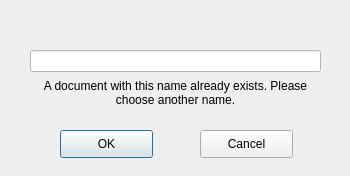
First picture: the form in client/ChooseName.ui, repository anphetamina/CoText, before the edit.
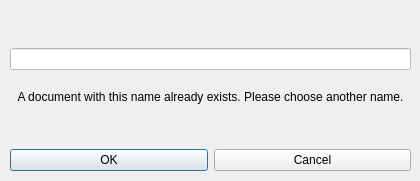
Second picture: the form after the edit.

Commit message: 1. userListToggle is now a ClickableLabel to emit clicked() and show userList on the right. 2. Update all widgets layouts to be responsive 3.TODO: userWidget + userWidgetEdit

```diff
--- a/client/ChooseName.ui
+++ b/client/ChooseName.ui
@@ -6,8 +6,8 @@
    <rect>
     <x>0</x>
     <y>0</y>
-    <width>350</width>
-    <height>176</height>
+    <width>420</width>
+    <height>181</height>
    </rect>
   </property>
   <property name="windowTitle">
@@ -16,51 +16,34 @@
   <property name="styleSheet">
    <string notr="true">QLineEdit{ background-color: white;} </string>
   </property>
-  <widget class="QLineEdit" name="lineEdit">
+  <widget class="QWidget" name="verticalLayoutWidget">
    <property name="geometry">
     <rect>
-     <x>30</x>
-     <y>50</y>
-     <width>291</width>
-     <height>22</height>
+     <x>10</x>
+     <y>10</y>
+     <width>401</width>
+     <height>161</height>
     </rect>
    </property>
-  </widget>
-  <widget class="QPushButton" name="pushButton_ok">
-   <property name="geometry">
-    <rect>
-     <x>60</x>
-     <y>130</y>
-     <width>93</width>
-     <height>28</height>
-    </rect>
-   </property>
-   <property name="text">
-    <string>OK</string>
-   </property>
-  </widget>
-  <widget class="QPushButton" name="pushButton_cancel">
-   <property name="geometry">
-    <rect>
-     <x>200</x>
-     <y>130</y>
-     <width>93</width>
-     <height>28</height>
-    </rect>
-   </property>
-   <property name="text">
-    <string>Cancel</string>
-   </property>
-  </widget>
+   <layout class="QVBoxLayout" name="verticalLayout">
+    <item>
+     <spacer name="verticalSpacer">
+      <property name="orientation">
+       <enum>Qt::Vertical</enum>
+      </property>
+      <property name="sizeHint" stdset="0">
+       <size>
+        <width>20</width>
+        <height>40</height>
+       </size>
+      </property>
+     </spacer>
+    </item>
+    <item>
+     <widget class="QLineEdit" name="lineEdit"/>
+    </item>
+    <item>
   <widget class="QLabel" name="label">
-   <property name="geometry">
-    <rect>
-     <x>30</x>
-     <y>60</y>
-     <width>291</width>
-     <height>51</height>
-    </rect>
-   </property>
    <property name="text">
     <string>
 A document with this name already exists. Please choose another name.</string>
@@ -74,6 +57,40 @@
    <property name="wordWrap">
     <bool>true</bool>
    </property>
+     </widget>
+    </item>
+    <item>
+     <spacer name="verticalSpacer_3">
+      <property name="orientation">
+       <enum>Qt::Vertical</enum>
+      </property>
+      <property name="sizeHint" stdset="0">
+       <size>
+        <width>20</width>
+        <height>40</height>
+       </size>
+      </property>
+     </spacer>
+    </item>
+    <item>
+     <layout class="QHBoxLayout" name="horizontalLayout">
+      <item>
+       <widget class="QPushButton" name="pushButton_ok">
+        <property name="text">
+         <string>OK</string>
+        </property>
+       </widget>
+      </item>
+      <item>
+       <widget class="QPushButton" name="pushButton_cancel">
+        <property name="text">
+         <string>Cancel</string>
+        </property>
+       </widget>
+      </item>
+     </layout>
+    </item>
+   </layout>
   </widget>
  </widget>
  <resources/>
```
Lines whose indentation alone changed are shown as unchanged. The commit also changes 13 other files.
